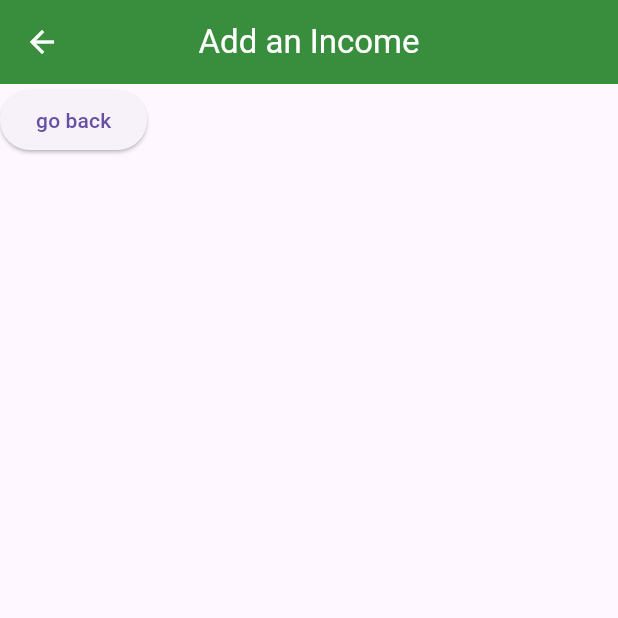
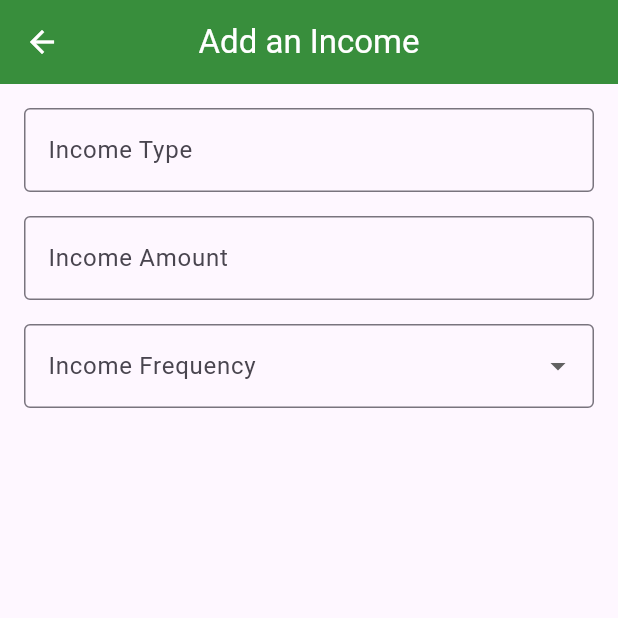
Before and after one commit to matusz019/Money-Glitch, a Flutter app: the IncomeScreen screen opened directly, on a phone screen of 412 x 824 dp, the top half of it. Run offline on Flutter 3.47's test engine with Material 3 defaults, Android fonts, the phone set to English and light mode, and no system bars.

Commit message:
Added input boxes for income.dart

```diff
--- a/lib/income.dart
+++ b/lib/income.dart
@@ -8,6 +8,15 @@ class IncomeScreen extends StatefulWidget {
 }
 
 class _IncomeScreenState extends State<IncomeScreen> {
+  final List<String> _incomeFrequencyOptions = [
+    'One-off',
+    'Every 4 Weeks',
+    'Every Month',
+    'Every Year',
+  ];
+
+  String? _selectedFrequency; // Variable to store the selected frequency
+
   @override
   Widget build(BuildContext context) {
     return Scaffold(
@@ -17,11 +26,47 @@ class _IncomeScreenState extends State<IncomeScreen> {
         foregroundColor: Colors.white,
         backgroundColor: Colors.green[700],
       ),
-      body: ElevatedButton(
-          onPressed: () {
-            Navigator.pop(context);
-          },
-          child: const Text("go back")),
+      body: Padding(
+        padding: const EdgeInsets.all(16.0),
+        child: Column(
+          crossAxisAlignment: CrossAxisAlignment.start,
+          children: [
+            TextFormField(
+              decoration: const InputDecoration(
+                border: OutlineInputBorder(),
+                labelText: "Income Type",
+              ),
+            ),
+            const SizedBox(height: 16), // Space between the fields
+            TextFormField(
+              keyboardType: TextInputType.number, // Numeric keyboard
+              decoration: const InputDecoration(
+                border: OutlineInputBorder(),
+                labelText: "Income Amount",
+              ),
+            ),
+            const SizedBox(height: 16), // Space before the dropdown
+            DropdownButtonFormField<String>(
+              decoration: const InputDecoration(
+                border: OutlineInputBorder(),
+                labelText: "Income Frequency",
+              ),
+              value: _selectedFrequency,
+              items: _incomeFrequencyOptions.map((String frequency) {
+                return DropdownMenuItem<String>(
+                  value: frequency,
+                  child: Text(frequency),
+                );
+              }).toList(),
+              onChanged: (String? newValue) {
+                setState(() {
+                  _selectedFrequency = newValue;
+                });
+              },
+            ),
+          ],
+        ),
+      ),
     );
   }
-}
+} // Closing bracket for _IncomeScreenState class
```
